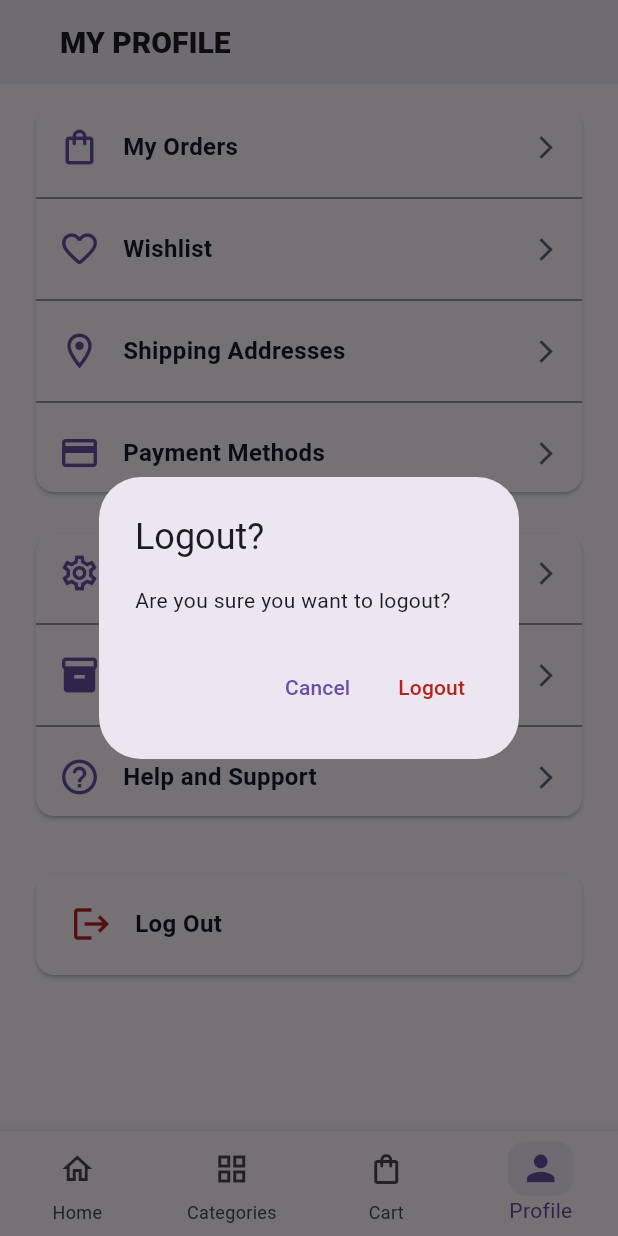
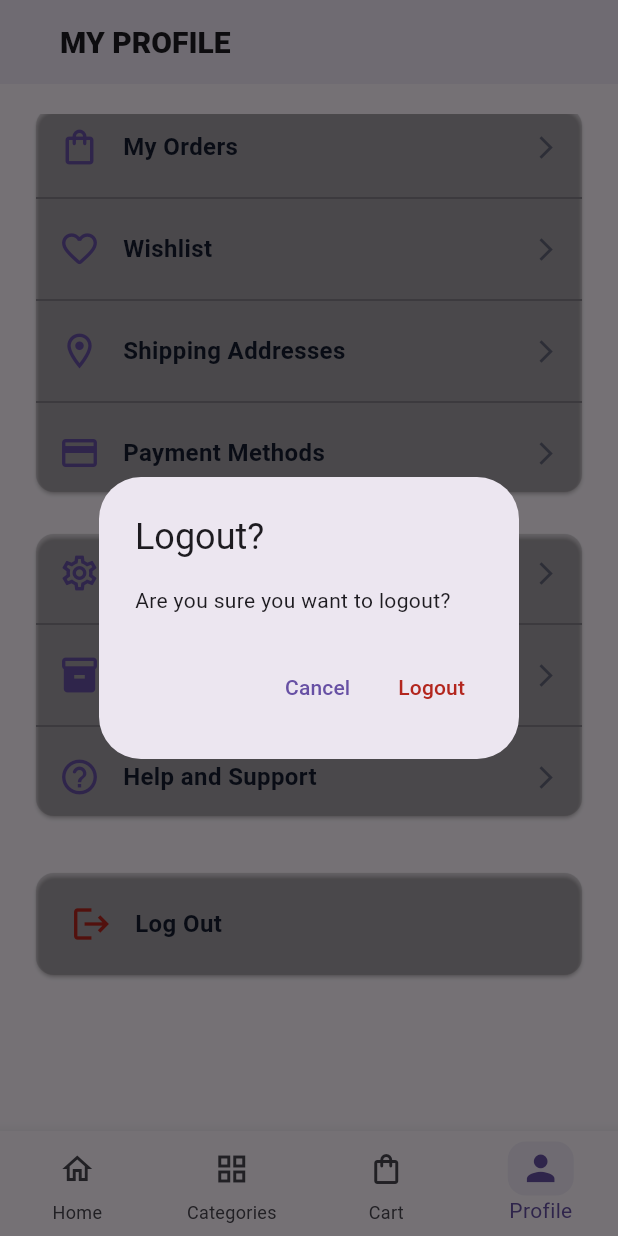
Before and after one commit to Ahmed30604011205752/AE-STORE, a Flutter app: the BottomNavigationBarScreen screen opened directly, item 4 of the bottom bar chosen, scrolled down 209 dp, after a tap on "Log Out", on a phone screen of 412 x 824 dp. Run offline on Flutter 3.47's test engine with Material 3 defaults, Android fonts, the phone set to English and light mode, and no system bars; our stand-ins replace dio, flutter_bloc, flutter_secure_storage, flutter_svg; accounts and stored records are empty; network calls fail.

Commit message:
feat: update UI components for improved theming and functionality across various screens

```diff
--- a/lib/features/home/presentation/widgets/custom_container_row.dart
+++ b/lib/features/home/presentation/widgets/custom_container_row.dart
@@ -12,7 +12,7 @@ class SettingsContainer extends StatelessWidget {
 
     return Container(
       decoration: BoxDecoration(
-        color: colors.profileCard,
+        color: Theme.of(context).focusColor,
         borderRadius: BorderRadius.circular(14),
         border: Border.all(color: colors.borderSide, width: 1.5),
       ),
--- a/lib/features/home/presentation/widgets/reviews_section.dart
+++ b/lib/features/home/presentation/widgets/reviews_section.dart
@@ -13,7 +13,8 @@ class ReviewsSection extends StatelessWidget {
 
   @override
   Widget build(BuildContext context) {
-    return Column(
+    return SingleChildScrollView(
+      child: Column(
         children: [
           Row(
             children: [
@@ -44,6 +45,7 @@ class ReviewsSection extends StatelessWidget {
               review: review.comment,
             ),
         ],
+      ),
     );
   }
 }
--- a/lib/features/onboarding/presentation/screens/onboarding_screen.dart
+++ b/lib/features/onboarding/presentation/screens/onboarding_screen.dart
@@ -4,7 +4,7 @@ import 'package:ae_store/features/onboarding/presentation/widgets/onboarding_hea
 import 'package:ae_store/features/onboarding/presentation/widgets/onboarding_page_indicator.dart';
 import 'package:ae_store/features/onboarding/presentation/widgets/onboarding_service_highlights.dart';
 import 'package:ae_store/features/onboarding/presentation/widgets/onboarding_slide_content.dart';
-import 'package:ae_store/screens/login_screen.dart';
+import 'package:ae_store/features/auth/presentation/screens/login_screen.dart';
 import 'package:ae_store/core/theme/App_colors.dart';
 import 'package:flutter/material.dart';
 
--- a/lib/features/profile/presentation/screens/profile_screen.dart
+++ b/lib/features/profile/presentation/screens/profile_screen.dart
@@ -1,11 +1,11 @@
 import 'package:ae_store/core/theme/app_styles.dart';
 import 'package:ae_store/core/theme/theme_cubit.dart';
-import 'package:ae_store/features/auth/presentation/auth_cubit/auth_cubit.dart';
-import 'package:ae_store/features/auth/presentation/screens/login_screen.dart';
+import 'package:ae_store/core/Token/token.dart';
 import 'package:ae_store/features/home/presentation/screens/manage_product_screen.dart';
 import 'package:ae_store/features/profile/presentation/widgets/custom_profile_item.dart';
 import 'package:ae_store/features/profile/presentation/widgets/custom_profile_item_model.dart';
 import 'package:ae_store/features/settings/presentation/screens/settings_screen.dart';
+import 'package:ae_store/features/auth/presentation/screens/login_screen.dart';
 import 'package:flutter/material.dart';
 import 'package:flutter_bloc/flutter_bloc.dart';
 
@@ -182,7 +182,7 @@ class _ProfileScreenState extends State<ProfileScreen> {
                     ),
                     SizedBox(height: 16),
                     Card(
-                      color: theme.cardColor,
+                      color: theme.focusColor,
                       child: ListView.separated(
                         shrinkWrap: true,
                         physics: NeverScrollableScrollPhysics(),
@@ -205,7 +205,7 @@ class _ProfileScreenState extends State<ProfileScreen> {
                     Padding(
                       padding: const EdgeInsets.symmetric(),
                       child: Card(
-                        color: theme.cardColor,
+                        color: theme.focusColor,
                         child: ListView.separated(
                           shrinkWrap: true,
                           physics: const NeverScrollableScrollPhysics(),
@@ -229,7 +229,7 @@ class _ProfileScreenState extends State<ProfileScreen> {
                     ),
                     SizedBox(height: 30),
                     Card(
-                      color: theme.cardColor,
+                      color: theme.focusColor,
                       child: Padding(
                         padding: const EdgeInsets.all(8.0),
                         child: CustomProfileItems(
@@ -251,15 +251,17 @@ class _ProfileScreenState extends State<ProfileScreen> {
                                     child: const Text('Cancel'),
                                   ),
                                   TextButton(
-                                    onPressed: () {
-                                      Navigator.pushReplacement(
+                                    onPressed: () async {
+                                      await clearToken();
+                                      if (!context.mounted) return;
+                                      Navigator.of(
                                         context,
-                                        MaterialPageRoute(
-                                          builder: (context) => BlocProvider(
-                                            create: (context) => AuthCubit(),
-                                            child: const LoginScreen(),
-                                          ),
+                                        rootNavigator: true,
+                                      ).pushAndRemoveUntil(
+                                        MaterialPageRoute<void>(
+                                          builder: (_) => const LoginScreen(),
                                         ),
+                                        (_) => false,
                                       );
                                     },
                                     child: Text(
--- a/lib/features/settings/presentation/screens/settings_screen.dart
+++ b/lib/features/settings/presentation/screens/settings_screen.dart
@@ -188,7 +188,7 @@ class SettingsScreenState extends State<SettingsScreen> {
                     height: 60,
                     padding: const EdgeInsets.symmetric(horizontal: 12),
                     decoration: BoxDecoration(
-                      color: colors.cardFill,
+                      color: Theme.of(context).focusColor,
                       borderRadius: BorderRadius.circular(14),
                       border: Border.all(color: colors.borderSide, width: 1.5),
                     ),
--- a/lib/screens/bottom_nav_bar_screen.dart
+++ b/lib/screens/bottom_nav_bar_screen.dart
@@ -18,10 +18,18 @@ class BottomNavigationBarScreen extends StatefulWidget {
 class _BottomNavigationBarScreenState extends State<BottomNavigationBarScreen> {
   int currentIndex = 0;
   final PageController _pageController = PageController();
+  late final CartCubit _cartCubit;
+
+  @override
+  void initState() {
+    super.initState();
+    _cartCubit = CartCubit();
+  }
 
   @override
   void dispose() {
     _pageController.dispose();
+    _cartCubit.close();
     super.dispose();
   }
 
@@ -42,10 +50,7 @@ class _BottomNavigationBarScreenState extends State<BottomNavigationBarScreen> {
       case 1:
         return const CategoryProductsScreen();
       case 2:
-        return BlocProvider(
-          create: (_) => CartCubit(),
-          child: const CartScreen(),
-        );
+        return const CartScreen();
       case 3:
         return const ProfileScreen();
       default:
@@ -55,7 +60,9 @@ class _BottomNavigationBarScreenState extends State<BottomNavigationBarScreen> {
 
   @override
   Widget build(BuildContext context) {
-    return Scaffold(
+    return BlocProvider.value(
+      value: _cartCubit,
+      child: Scaffold(
         body: PageView.builder(
           controller: _pageController,
           physics: const BouncingScrollPhysics(),
@@ -64,6 +71,7 @@ class _BottomNavigationBarScreenState extends State<BottomNavigationBarScreen> {
             setState(() {
               currentIndex = index;
             });
+            if (index == 2) _cartCubit.getcart();
           },
           itemBuilder: (context, index) {
             return _KeepAlivePage(child: _buildPage(index));
@@ -72,6 +80,7 @@ class _BottomNavigationBarScreenState extends State<BottomNavigationBarScreen> {
         bottomNavigationBar: BottomNavBar(
           currentIndex: currentIndex,
           onTap: _navigateToTab,
+        ),
       ),
     );
   }
```
Also changed, not shown: lib/features/home/presentation/widgets/cutom_gridview_home.dart (+8 -6 lines), lib/features/splash/presentation/screens/splash_screen.dart (+26 -1 lines), lib/reviews/presentation/widgets/write_review.dart (+12 -4 lines), pubspec.yaml (+11 -0 lines), pubspec.lock, 2 other files. Lines whose indentation alone changed are shown as unchanged.
